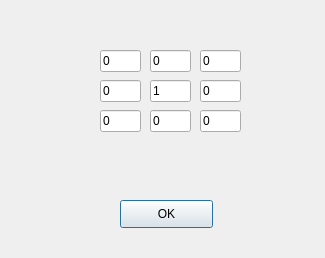
namealreadytaken/fotochope, file fotochop/filtre.ui: the form before one commit.
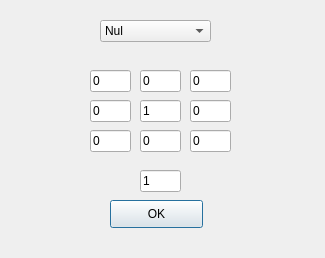
The form after the commit.

Commit message: correction du filtre le retour

Patch:
```diff
--- a/fotochop/filtre.ui
+++ b/fotochop/filtre.ui
@@ -16,8 +16,8 @@
   <widget class="QLineEdit" name="l1">
    <property name="geometry">
     <rect>
-     <x>100</x>
-     <y>50</y>
+     <x>90</x>
+     <y>70</y>
      <width>41</width>
      <height>22</height>
     </rect>
@@ -29,8 +29,8 @@
   <widget class="QLineEdit" name="l2">
    <property name="geometry">
     <rect>
-     <x>150</x>
-     <y>50</y>
+     <x>140</x>
+     <y>70</y>
      <width>41</width>
      <height>22</height>
     </rect>
@@ -42,8 +42,8 @@
   <widget class="QLineEdit" name="l3">
    <property name="geometry">
     <rect>
-     <x>200</x>
-     <y>50</y>
+     <x>190</x>
+     <y>70</y>
      <width>41</width>
      <height>22</height>
     </rect>
@@ -55,8 +55,8 @@
   <widget class="QLineEdit" name="l4">
    <property name="geometry">
     <rect>
-     <x>100</x>
-     <y>80</y>
+     <x>90</x>
+     <y>100</y>
      <width>41</width>
      <height>22</height>
     </rect>
@@ -68,8 +68,8 @@
   <widget class="QLineEdit" name="l5">
    <property name="geometry">
     <rect>
-     <x>150</x>
-     <y>80</y>
+     <x>140</x>
+     <y>100</y>
      <width>41</width>
      <height>22</height>
     </rect>
@@ -81,8 +81,8 @@
   <widget class="QLineEdit" name="l6">
    <property name="geometry">
     <rect>
-     <x>200</x>
-     <y>80</y>
+     <x>190</x>
+     <y>100</y>
      <width>41</width>
      <height>22</height>
     </rect>
@@ -94,8 +94,8 @@
   <widget class="QLineEdit" name="l7">
    <property name="geometry">
     <rect>
-     <x>100</x>
-     <y>110</y>
+     <x>90</x>
+     <y>130</y>
      <width>41</width>
      <height>22</height>
     </rect>
@@ -107,8 +107,8 @@
   <widget class="QLineEdit" name="l8">
    <property name="geometry">
     <rect>
-     <x>150</x>
-     <y>110</y>
+     <x>140</x>
+     <y>130</y>
      <width>41</width>
      <height>22</height>
     </rect>
@@ -120,8 +120,8 @@
   <widget class="QLineEdit" name="l9">
    <property name="geometry">
     <rect>
-     <x>200</x>
-     <y>110</y>
+     <x>190</x>
+     <y>130</y>
      <width>41</width>
      <height>22</height>
     </rect>
@@ -133,7 +133,7 @@
   <widget class="QPushButton" name="okButton">
    <property name="geometry">
     <rect>
-     <x>120</x>
+     <x>110</x>
      <y>200</y>
      <width>93</width>
      <height>28</height>
@@ -143,6 +143,49 @@
     <string>OK</string>
    </property>
   </widget>
+  <widget class="QComboBox" name="presets">
+   <property name="geometry">
+    <rect>
+     <x>100</x>
+     <y>20</y>
+     <width>111</width>
+     <height>22</height>
+    </rect>
+   </property>
+   <item>
+    <property name="text">
+     <string>Nul</string>
+    </property>
+   </item>
+   <item>
+    <property name="text">
+     <string>Inverse</string>
+    </property>
+   </item>
+   <item>
+    <property name="text">
+     <string>Rehaussement</string>
+    </property>
+   </item>
+   <item>
+    <property name="text">
+     <string>Gradient</string>
+    </property>
+   </item>
+  </widget>
+  <widget class="QLineEdit" name="diviseur">
+   <property name="geometry">
+    <rect>
+     <x>140</x>
+     <y>170</y>
+     <width>41</width>
+     <height>22</height>
+    </rect>
+   </property>
+   <property name="text">
+    <string>1</string>
+   </property>
+  </widget>
  </widget>
  <resources/>
  <connections/>
```
Left out of the diff: 3 changed lines with no effect on the pictures. The commit also changes 3 other files.
